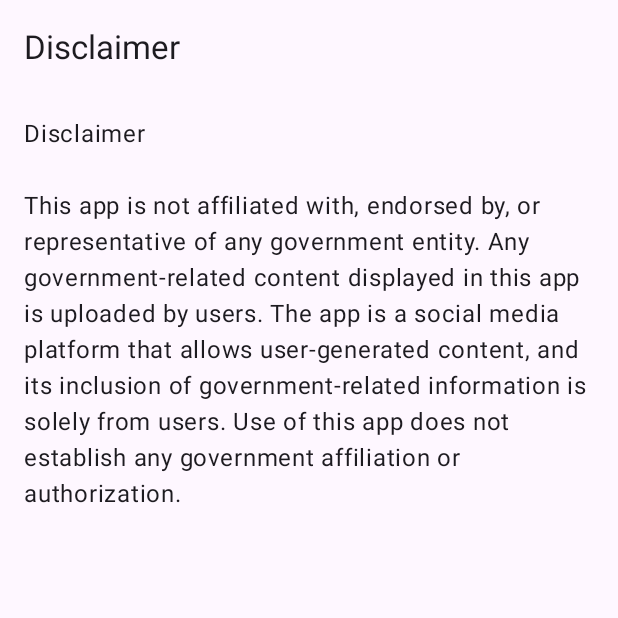
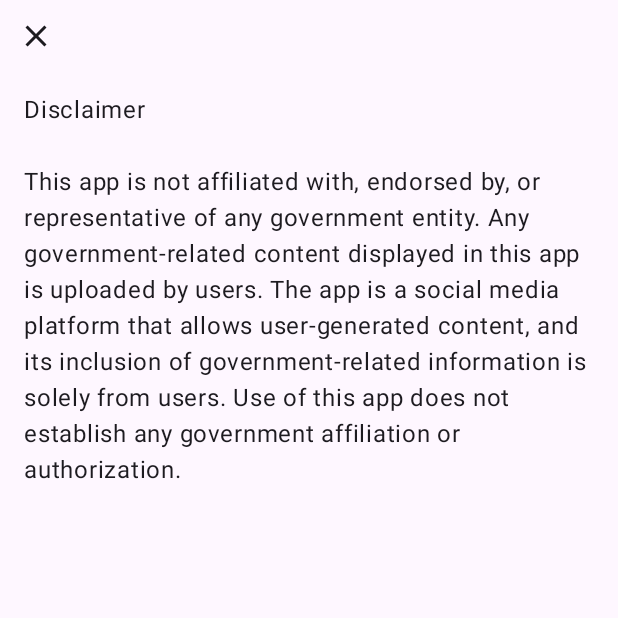
Before and after one commit to Liam-Robertson/openparty, an Android app built with Jetpack Compose: the composable DisclaimerScreen shown on its own in the app's theme, on a phone screen of 412 x 824 dp, the top half of it. Run offline under Robolectric (Android 15) with nearby library versions, the phone set to English and light mode, and no system bars.

Commit message:
Fixed some bugs

```diff
--- a/composeApp/build.gradle.kts
+++ b/composeApp/build.gradle.kts
@@ -43,6 +43,7 @@ kotlin {
             implementation("androidx.media3:media3-exoplayer:1.5.1")
             implementation("androidx.media3:media3-session:1.5.1")
             implementation("androidx.media3:media3-ui:1.5.1")
+            implementation("org.jetbrains.compose.ui:ui-backhandler:1.8.0-alpha03")
         }
         commonMain.dependencies {
             implementation(compose.runtime)
--- a/composeApp/src/commonMain/kotlin/com/openparty/app/features/newsfeed/discussions/feature_discussions_preview/presentation/DiscussionCard.kt
+++ b/composeApp/src/commonMain/kotlin/com/openparty/app/features/newsfeed/discussions/feature_discussions_preview/presentation/DiscussionCard.kt
@@ -1,4 +1,5 @@
 //File: composeApp/src/commonMain/kotlin/com/openparty/app/features/newsfeed/discussions/feature_discussions_preview/presentation/DiscussionCard.kt
+
 package com.openparty.app.features.newsfeed.discussions.feature_discussions_preview.presentation
 
 import androidx.compose.foundation.clickable
@@ -51,12 +52,11 @@ fun DiscussionCard(
         modifier = Modifier
             .fillMaxWidth()
             .padding(8.dp)
+            .clickable { onClick() }
     ) {
         Box(modifier = Modifier.fillMaxSize()) {
             Column(
-                modifier = Modifier
-                    .clickable { onClick() }
-                    .padding(16.dp)
+                modifier = Modifier.padding(16.dp)
             ) {
                 Text(
                     text = discussion.title,
--- /dev/null
+++ b/composeApp/src/commonMain/kotlin/com/openparty/app/features/newsfeed/shared/presentation/StandardHeader.kt
@@ -0,0 +1,25 @@
+//File: composeApp/src/commonMain/kotlin/com/openparty/app/features/newsfeed/shared/presentation/StandardHeader.kt
+
+package com.openparty.app.features.newsfeed.shared.presentation
+
+import androidx.compose.material3.Icon
+import androidx.compose.material3.IconButton
+import androidx.compose.runtime.Composable
+import androidx.compose.ui.Modifier
+import androidx.compose.material.icons.Icons
+import androidx.compose.material.icons.filled.Close
+
+@Composable
+fun StandardHeader(
+    onXClicked: () -> Unit
+) {
+    IconButton(
+        onClick = onXClicked,
+        modifier = Modifier
+    ) {
+        Icon(
+            imageVector = Icons.Filled.Close,
+            contentDescription = "Close"
+        )
+    }
+}
--- a/composeApp/src/commonMain/kotlin/com/openparty/app/features/utils/settings/feature_disclaimer/presentation/DisclaimerScreen.kt
+++ b/composeApp/src/commonMain/kotlin/com/openparty/app/features/utils/settings/feature_disclaimer/presentation/DisclaimerScreen.kt
@@ -12,16 +12,25 @@ import androidx.compose.material3.TopAppBar
 import androidx.compose.runtime.Composable
 import androidx.compose.ui.Modifier
 import androidx.compose.ui.unit.dp
+import androidx.navigation.NavHostController
+import com.openparty.app.features.newsfeed.shared.presentation.StandardHeader
+import com.openparty.app.navigation.Screen
 
 @OptIn(ExperimentalMaterial3Api::class)
 @Composable
-fun DisclaimerScreen() {
+fun DisclaimerScreen(
+    navController: NavHostController
+) {
     Scaffold(
         topBar = {
-            TopAppBar(
-                title = { Text(text = "Disclaimer") }
+            StandardHeader(
+                onXClicked = {
+                    navController.navigate(Screen.Settings.route) {
+                        popUpTo(Screen.Settings.route) { inclusive = true }
+                    }
+                }
             )
-        }
+        },
     ) { innerPadding ->
         Column(
             modifier = Modifier
--- a/composeApp/src/commonMain/kotlin/com/openparty/app/navigation/AppNavigation.kt
+++ b/composeApp/src/commonMain/kotlin/com/openparty/app/navigation/AppNavigation.kt
@@ -65,7 +65,7 @@ fun AppNavigation() {
                 composable(Screen.CouncilMeetingsPreview.route) { CouncilMeetingsPreviewScreen(navController) }
                 composable(Screen.AddDiscussion.route) { AddDiscussionScreen(navController) }
                 composable(Screen.Settings.route) { SettingsScreen(navController) }
-                composable("disclaimer") { DisclaimerScreen() }
+                composable("disclaimer") { DisclaimerScreen(navController) }
                 composable(
                     route = Screen.DiscussionsArticle("").route,
                     arguments = listOf(navArgument("discussionId") { type = NavType.StringType })
--- a/gradle/libs.versions.toml
+++ b/gradle/libs.versions.toml
@@ -11,7 +11,7 @@ androidx-espresso-core = "3.6.1"
 androidx-lifecycle = "2.8.4"
 androidx-material = "1.12.0"
 androidx-test-junit = "1.2.1"
-compose-multiplatform = "1.7.0"
+compose-multiplatform = "1.7.3"
 junit = "4.13.2"
 kotlin = "2.1.0"
 
```
Also changed, not shown: composeApp/src/commonMain/kotlin/com/openparty/app/features/newsfeed/discussions/feature_discussions_article/presentation/DiscussionArticleScreen.kt (+13 -3 lines), composeApp/src/commonMain/kotlin/com/openparty/app/features/startup/feature_policy/presentation/PolicyScreen.kt (+11 -0 lines), 2 other files.
